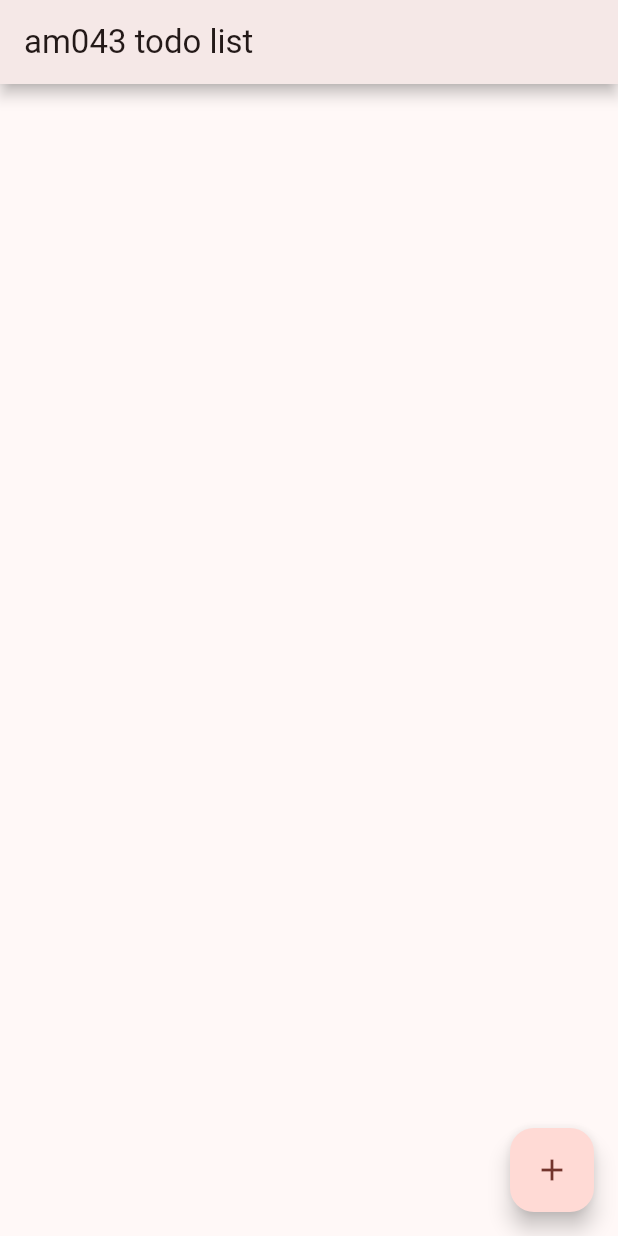
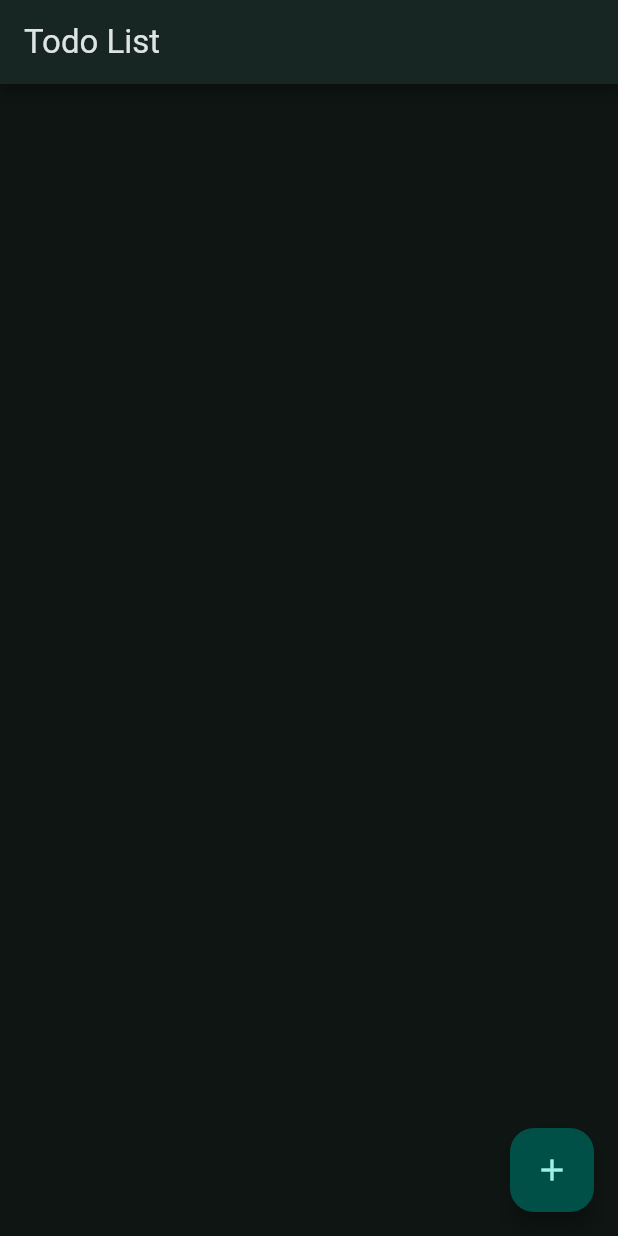
Before and after one commit to Leo05-gif/TPSIT, a Flutter app: the screen it shows after launch, on a phone screen of 412 x 824 dp. Run offline on Flutter 3.47's test engine with Material 3 defaults, Android fonts, the phone set to English and light mode, and no system bars.

Commit message:
modificato il tema della applicazione

```diff
--- a/todo/lib/main.dart
+++ b/todo/lib/main.dart
@@ -15,11 +15,16 @@ class MyApp extends StatelessWidget {
   @override
   Widget build(BuildContext context) {
     return MaterialApp(
-      title: 'am043 todo list',
-      theme: ThemeData(colorScheme: .fromSeed(seedColor: Colors.red)),
+      title: 'Todo List',
+      debugShowCheckedModeBanner: false,
+      theme: ThemeData(colorScheme: .fromSeed(
+        seedColor: Colors.teal,
+        brightness: Brightness.dark,
+        ),
+      ),
       home: ChangeNotifierProvider<TodoListNotifier>(
         create: (notifier) => TodoListNotifier(),
-        child: const MyHomePage(title: 'am043 todo list'),
+        child: const MyHomePage(title: 'Todo List'),
       ),
     );
   }
```
